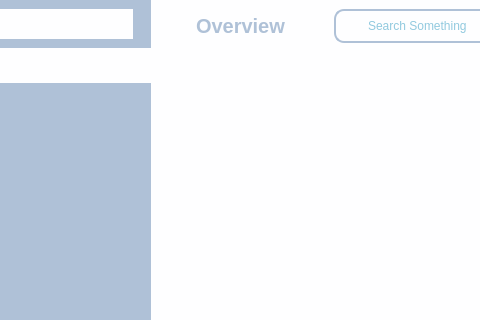
Old version of the form _PyQt5/Main/home.ui in the repository mustafabeyazbulut/Proje2; both pictures show x 99 to 579 and y 0 to 320 of the 976 by 740 pixel window.
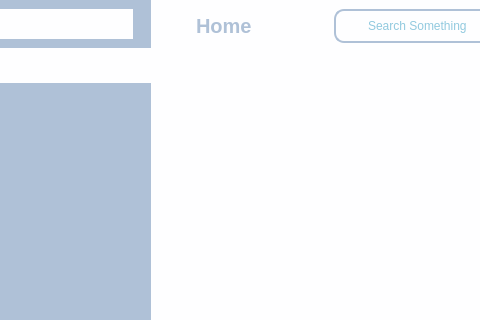
New version of the form. Icons and pictures are not drawn.

Patch:
```diff
--- a/_PyQt5/Main/home.ui
+++ b/_PyQt5/Main/home.ui
@@ -31,6 +31,19 @@
   <property name="windowTitle">
    <string notr="true">Aircraft Maintenance Control System</string>
   </property>
+  <property name="windowIcon">
+   <iconset resource="home.qrc">
+    <normaloff>:/logo/skyolympos_logo_son.png</normaloff>:/logo/skyolympos_logo_son.png</iconset>
+  </property>
+  <property name="styleSheet">
+   <string notr="true"/>
+  </property>
+  <property name="toolButtonStyle">
+   <enum>Qt::ToolButtonIconOnly</enum>
+  </property>
+  <property name="animated">
+   <bool>true</bool>
+  </property>
   <property name="unifiedTitleAndToolBarOnMac">
    <bool>false</bool>
   </property>
@@ -517,7 +530,7 @@
                 </font>
                </property>
                <property name="text">
-                <string>Overview</string>
+                <string>Home</string>
                </property>
                <property name="textFormat">
                 <enum>Qt::AutoText</enum>
```
Left out of the diff: 6 changed lines with no effect on the pictures.
